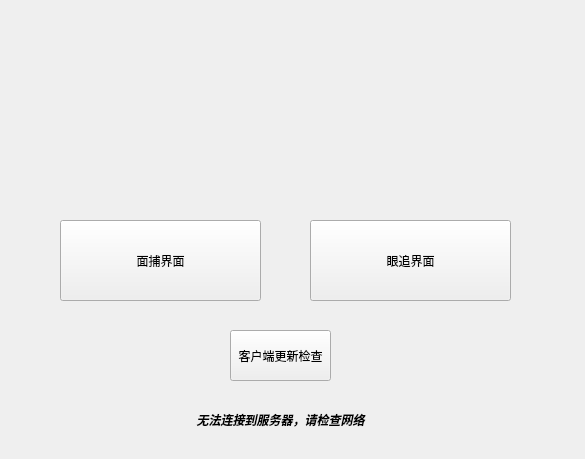
First picture: the form in ui/paper_tracker_main_window.ui, repository JellyfishKnight/paper_tracker, before the edit.
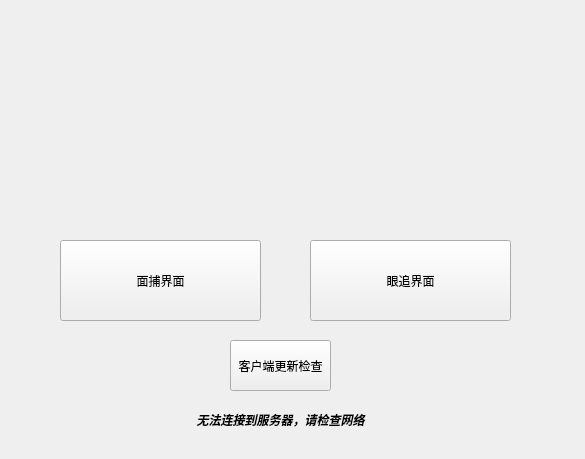
Second picture: the form after the edit.

Diff of the .ui file:
```diff
--- a/ui/paper_tracker_main_window.ui
+++ b/ui/paper_tracker_main_window.ui
@@ -17,7 +17,7 @@
    <property name="geometry">
     <rect>
      <x>60</x>
-     <y>220</y>
+     <y>240</y>
      <width>201</width>
      <height>81</height>
     </rect>
@@ -30,7 +30,7 @@
    <property name="geometry">
     <rect>
      <x>310</x>
-     <y>220</y>
+     <y>240</y>
      <width>201</width>
      <height>81</height>
     </rect>
@@ -45,7 +45,7 @@
      <x>-10</x>
      <y>0</y>
      <width>601</width>
-     <height>181</height>
+     <height>231</height>
     </rect>
    </property>
    <property name="text">
@@ -56,7 +56,7 @@
    <property name="geometry">
     <rect>
      <x>230</x>
-     <y>330</y>
+     <y>340</y>
      <width>101</width>
      <height>51</height>
     </rect>
```
